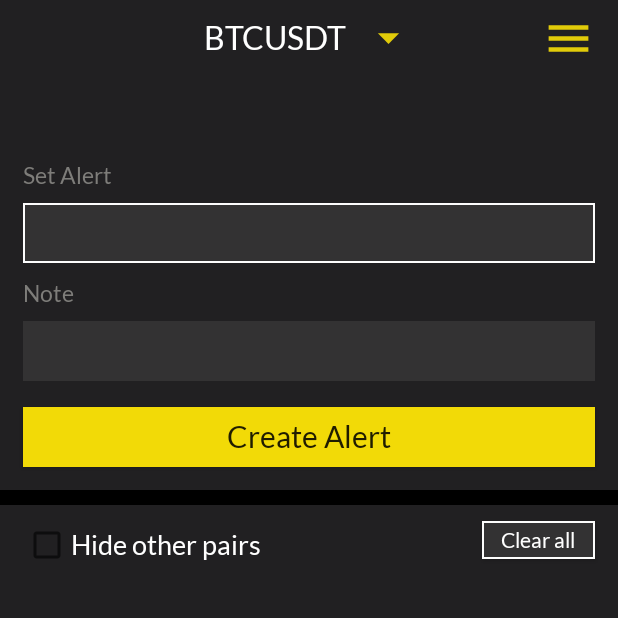
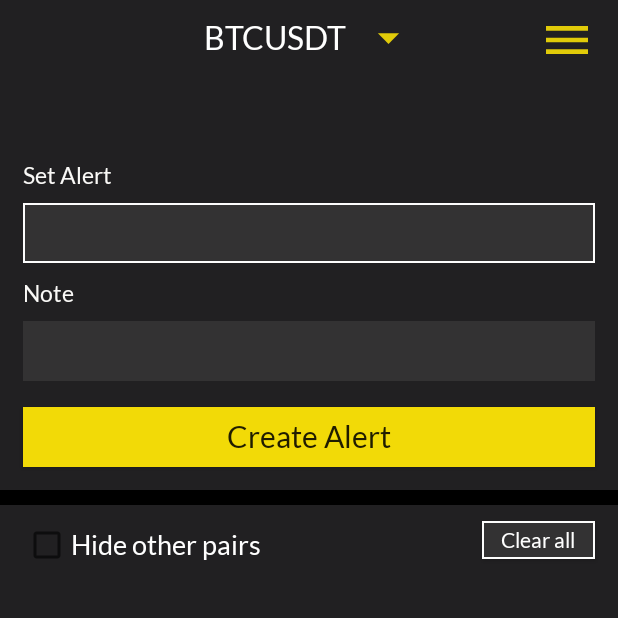
Before and after one commit to vishal2049/CryptoAlerts, an Android app: the screen it shows after launch (MainActivity), on a phone screen of 412 x 824 dp, the top half of it. Run offline under Robolectric (Android 15) with nearby library versions, the phone set to English and light mode, and no system bars; our stand-ins replace EventBus, Volley; network calls fail.

```diff
--- a/app/build.gradle
+++ b/app/build.gradle
@@ -8,8 +8,8 @@ android {
         applicationId "com.thetechbeing.cryptoAlerts"
         minSdkVersion 23
         targetSdkVersion 29
-        versionCode 1
-        versionName "1.0"
+        versionCode 2
+        versionName "1.1"
 
         testInstrumentationRunner "androidx.test.runner.AndroidJUnitRunner"
     }
--- a/app/src/main/AndroidManifest.xml
+++ b/app/src/main/AndroidManifest.xml
@@ -26,6 +26,9 @@
             android:enabled="true"
             android:exported="false">
         </service>
+        <meta-data
+            android:name="preloaded_fonts"
+            android:resource="@array/preloaded_fonts" />
 
     </application>
 
--- a/app/src/main/res/drawable/menu_icon.xml
+++ b/app/src/main/res/drawable/menu_icon.xml
@@ -1,5 +1,5 @@
-<vector android:alpha="0.92" android:height="24dp"
+<vector android:alpha="0.92" android:height="27dp"
     android:tint="#F2DA07" android:viewportHeight="24"
-    android:viewportWidth="24" android:width="24dp" xmlns:android="http://schemas.android.com/apk/res/android">
+    android:viewportWidth="24" android:width="27dp" xmlns:android="http://schemas.android.com/apk/res/android">
     <path android:fillColor="@android:color/white" android:pathData="M3,18h18v-2L3,16v2zM3,13h18v-2L3,11v2zM3,6v2h18L21,6L3,6z"/>
 </vector>
--- a/app/src/main/res/layout/activity_main.xml
+++ b/app/src/main/res/layout/activity_main.xml
@@ -18,18 +18,18 @@
             android:id="@+id/select_symbol"
             android:layout_width="140dp"
             android:layout_height="50dp"
+            android:layout_centerHorizontal="true"
+            android:background="@null"
+            android:drawableRight="@drawable/ic_arrow_drop_down_black_24dp"
+            android:fontFamily="@font/lato"
             android:text="BTCUSDT"
-            android:textSize="21dp"
-            android:fontFamily="@font/lato"
-            android:drawableRight="@drawable/ic_arrow_drop_down_black_24dp"
             android:textColor="#FFFFFF"
-            android:background="@null"
-            android:layout_centerHorizontal="true"/>
+            android:textSize="21dp" />
 
         <Button
             android:id="@+id/menu_btn"
-            android:layout_width="35dp"
-            android:layout_height="35dp"
+            android:layout_width="37dp"
+            android:layout_height="37dp"
             android:layout_alignParentRight="true"
             android:layout_marginRight="15dp"
             android:layout_marginTop="8dp"
@@ -50,7 +50,7 @@
             android:layout_marginBottom="7dp"
             android:fontFamily="@font/lato"
             android:gravity="center"
-            android:textColor="#4CAF50"
+            android:textColor="#05c78d"
             android:textSize="25dp"
             android:textStyle="bold" />
         <TextView
--- a/app/src/main/res/values/colors.xml
+++ b/app/src/main/res/values/colors.xml
@@ -3,7 +3,7 @@
     <color name="colorPrimary">#666567</color>
     <color name="colorPrimaryDark">#2A292C</color>
     <color name="colorAccent">#03DAC5</color>
-    <color name="Alert_btn">#FFC107</color>
-    <color name="text_color">#7E7D7A</color>
+    <color name="Alert_btn">#F2DA07</color>
+    <color name="text_color">#FAF9F7</color>
     <color name="alert_parent_background">#212022</color>
 </resources>
--- a/app/src/main/res/values/styles.xml
+++ b/app/src/main/res/values/styles.xml
@@ -5,7 +5,7 @@
         <!-- Customize your theme here. -->
         <item name="colorPrimary">@color/colorPrimary</item>
         <item name="colorPrimaryDark">@color/colorPrimaryDark</item>
-        <item name="colorAccent">@color/colorAccent</item>
+        <item name="colorAccent">@color/Alert_btn</item>
     </style>
 
 
```
Also changed, not shown: app/src/main/java/com/thetechbeing/CryptoAlerts/fetchAllPriceService.java (+7 -3 lines), app/src/main/res/font/raleway_medium.xml (added, +7 -0 lines), app/src/main/res/font/raleway_semibold.xml (added, +7 -0 lines), app/src/main/res/values/preloaded_fonts.xml (added, +8 -0 lines).
